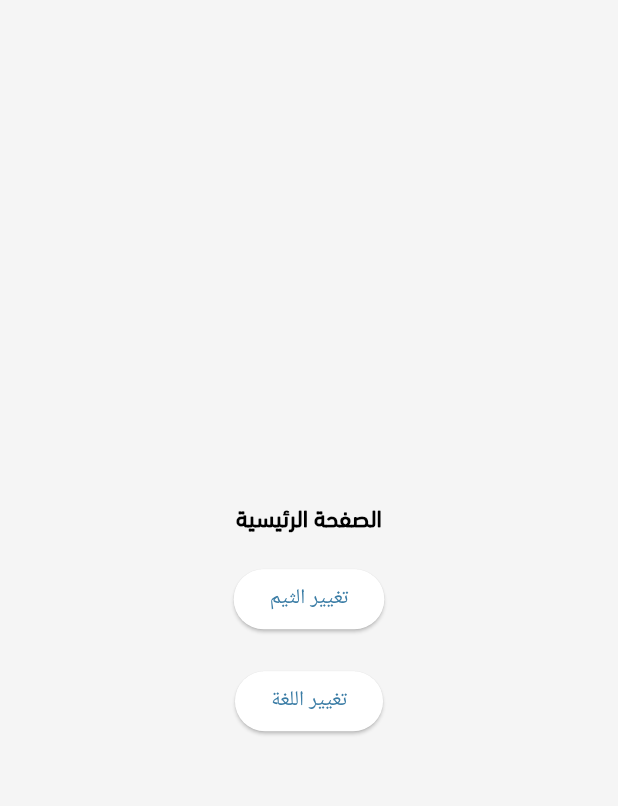
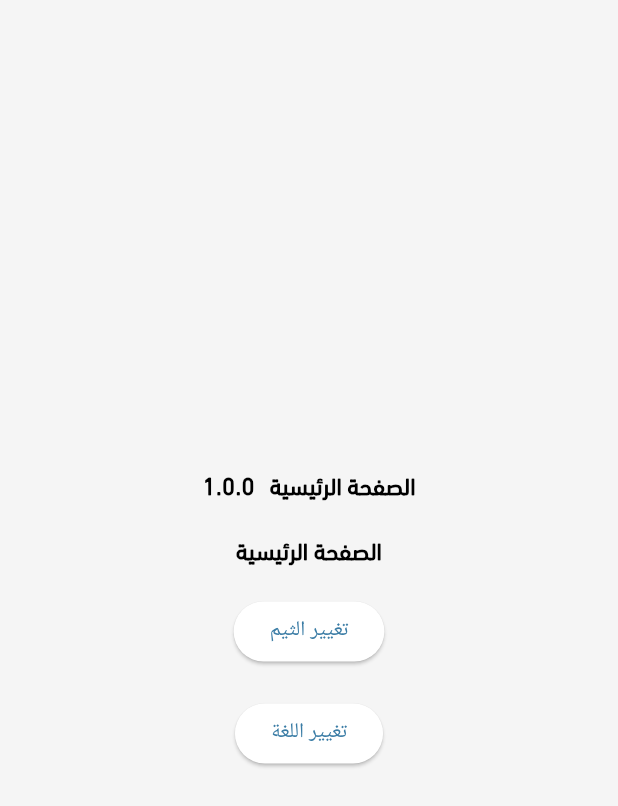
Before and after one commit to KhaledHAnter/saay, a Flutter app: the screen it shows after launch, after a tap on "Change Language", on a phone screen of 412 x 824 dp. Shown: the top 806 px of the screen. Run offline on Flutter 3.47's test engine with Material 3 defaults, Android fonts, the phone set to English and light mode, and no system bars; our stand-ins replace bloc, easy_localization, flutter_bloc, flutter_screenutil, flutter_svg, gap and 3 more.

Commit message:
- add AppText & Global calss

```diff
--- a/assets/langs/ar.json
+++ b/assets/langs/ar.json
@@ -1,5 +1,7 @@
 {
     "Home Screen" : "الصفحة الرئيسية",
     "Change theme" : "تغيير الثيم",
-    "Change Language" : "تغيير اللغة"
+    "Change Language" : "تغيير اللغة",
+    "See more" : "المزيد",
+    "See less" : "اقل"
 }
--- a/lib/core/helpers/app_strings.dart
+++ b/lib/core/helpers/app_strings.dart
@@ -1,6 +1,9 @@
 class AppStrings {
-  static const String appName = 'Saay';
-  static const String appVersion = '1.0.0';
+  static const String appName = "Saay";
+  static const String appVersion = "1.0.0";
+
+  static const String seeMore = "See more";
+  static const String seeLess = "See less";
 
   static const String homeScreenTitle = "Home Screen";
   static const String changeTheme = "Change theme";
--- a/lib/core/theming/styles.dart
+++ b/lib/core/theming/styles.dart
@@ -26,6 +26,18 @@ class Styles {
     color: Theme.of(context).colorScheme.onSurface,
     fontFamily: arabicFontFamily,
   );
+  static TextStyle font14Bold(BuildContext context) => TextStyle(
+    fontSize: 14,
+    fontWeight: FontWeightsHelper.bold,
+    color: Theme.of(context).colorScheme.primary,
+    fontFamily: arabicFontFamily,
+  );
+  static TextStyle font13Medium(BuildContext context) => TextStyle(
+    fontSize: 13,
+    fontWeight: FontWeightsHelper.medium,
+    color: Theme.of(context).colorScheme.primary,
+    fontFamily: arabicFontFamily,
+  );
 
   static TextStyle font18Bold(BuildContext context) => TextStyle(
     fontSize: 18,
--- a/lib/features/home/ui/views/home_screen.dart
+++ b/lib/features/home/ui/views/home_screen.dart
@@ -7,6 +7,7 @@ import 'package:saay/core/helpers/constants.dart';
 import 'package:saay/core/helpers/shared_prefernce_helper.dart';
 import 'package:saay/core/theming/styles.dart';
 import 'package:saay/core/theming/theming_cubit/theme_cubit.dart';
+import 'package:saay/core/widgets/app_text.dart';
 
 class HomeScreen extends StatelessWidget {
   const HomeScreen({super.key});
@@ -32,6 +33,21 @@ class HomeScreen extends StatelessWidget {
             mainAxisAlignment: MainAxisAlignment.center,
             crossAxisAlignment: CrossAxisAlignment.center,
             children: [
+              Row(
+                mainAxisAlignment: MainAxisAlignment.center,
+                children: [
+                  AppText(
+                    text: AppStrings.homeScreenTitle,
+                    style: Styles.font16SemiBold(context),
+                  ),
+                  Gap(10),
+                  AppText(
+                    text: AppStrings.appVersion,
+                    style: Styles.font16SemiBold(context),
+                  ),
+                ],
+              ),
+              Gap(20),
               Text(
                 AppStrings.homeScreenTitle.tr(),
                 style: Styles.font16SemiBold(context),
--- a/lib/main.dart
+++ b/lib/main.dart
@@ -3,6 +3,7 @@ import 'dart:ui';
 import 'package:easy_localization/easy_localization.dart';
 import 'package:flutter/material.dart';
 import 'package:saay/core/di/dependency_injection.dart';
+import 'package:saay/core/global/global.dart';
 import 'package:saay/core/helpers/constants.dart';
 import 'package:saay/core/helpers/shared_prefernce_helper.dart';
 import 'package:saay/core/routing/app_router.dart';
@@ -21,6 +22,7 @@ void main() async {
 
     await SharedPrefHelper.setData(langCacheKey, fallbackLang);
     langFromStorage = fallbackLang;
+    Global.langCode = langFromStorage;
   }
   runApp(
     EasyLocalization(
--- a/pubspec.yaml
+++ b/pubspec.yaml
@@ -13,11 +13,13 @@ dependencies:
   flutter:
     sdk: flutter
   flutter_bloc: ^9.1.1
+  flutter_screenutil: ^5.9.3
   flutter_svg: ^2.1.0
   gap: ^3.0.1
   get_it: ^8.0.3
   icons_launcher: ^3.0.1
   loading_animation_widget: ^1.3.0
+  readmore: ^3.0.0
   shared_preferences: ^2.5.3
 
 dev_dependencies:
```
Also changed, not shown: pubspec.lock.
